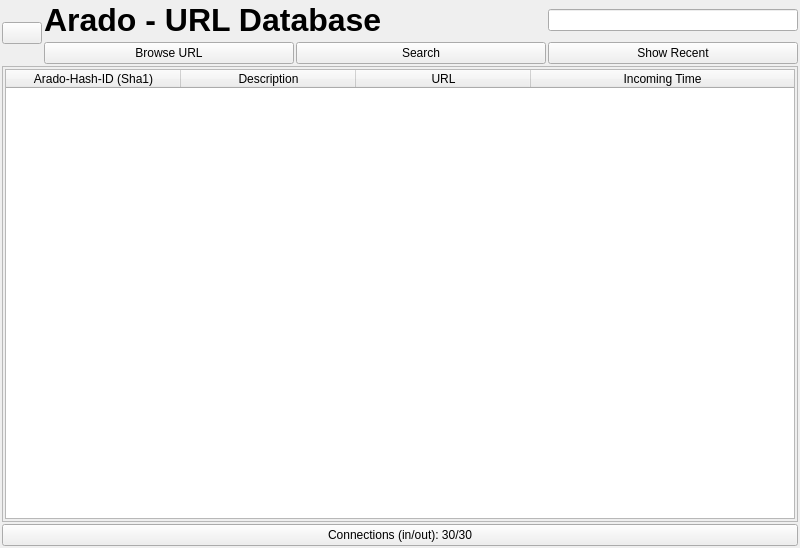
Above: ui/url-display.ui from berndhs/arado before the change. Below: the same form after it.
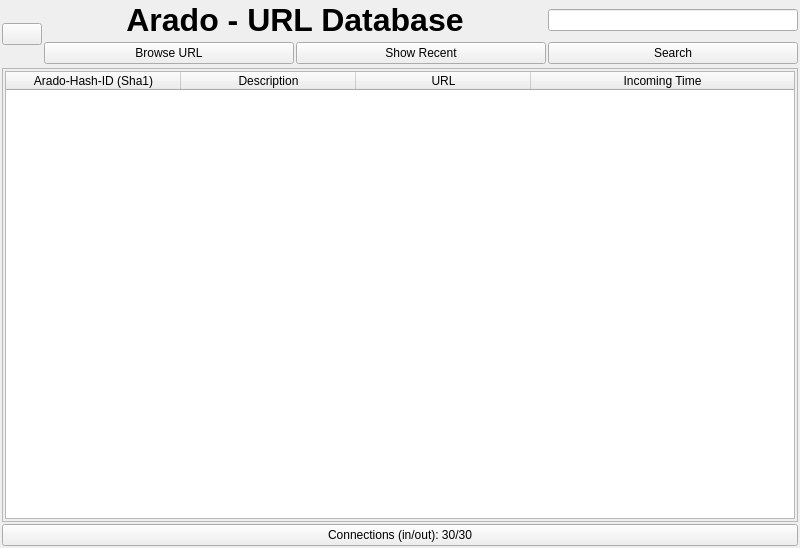
That is the form after the change. Icons and pictures are not drawn.

Commit message: switch location of buttons, centered app name

What changed in the file:
```diff
--- a/ui/url-display.ui
+++ b/ui/url-display.ui
@@ -20,7 +20,7 @@
    <string>Arado Url Display</string>
   </property>
   <layout class="QGridLayout" name="gridLayout">
-   <item row="0" column="0" rowspan="3">
+   <item row="0" column="0" rowspan="4">
     <widget class="QPushButton" name="addUrlButton">
      <property name="sizePolicy">
       <sizepolicy hsizetype="Fixed" vsizetype="Fixed">
@@ -73,41 +73,12 @@
      <property name="text">
       <string>Arado - URL Database</string>
      </property>
-    </widget>
-   </item>
-   <item row="2" column="2">
-    <widget class="QPushButton" name="filterButtton">
-     <property name="sizePolicy">
-      <sizepolicy hsizetype="Expanding" vsizetype="Expanding">
-       <horstretch>0</horstretch>
-       <verstretch>0</verstretch>
-      </sizepolicy>
+     <property name="alignment">
+      <set>Qt::AlignCenter</set>
      </property>
-     <property name="toolTip">
-      <string>Filter your local URL-database for the entered keyword(s).</string>
-     </property>
-     <property name="text">
-      <string>Search</string>
-     </property>
     </widget>
    </item>
-   <item row="2" column="3">
-    <widget class="QPushButton" name="recentButton">
-     <property name="sizePolicy">
-      <sizepolicy hsizetype="Expanding" vsizetype="Expanding">
-       <horstretch>0</horstretch>
-       <verstretch>0</verstretch>
-      </sizepolicy>
-     </property>
-     <property name="toolTip">
-      <string>Show the latest added URLs on top.</string>
-     </property>
-     <property name="text">
-      <string>Show Recent</string>
-     </property>
-    </widget>
-   </item>
-   <item row="3" column="0" colspan="4">
+   <item row="4" column="0" colspan="4">
     <widget class="QScrollArea" name="scrollArea">
      <property name="sizePolicy">
       <sizepolicy hsizetype="Expanding" vsizetype="Expanding">
@@ -204,32 +175,64 @@
      </widget>
     </widget>
    </item>
-   <item row="2" column="1">
-    <widget class="QPushButton" name="openUrlButton">
-     <property name="sizePolicy">
-      <sizepolicy hsizetype="Expanding" vsizetype="Expanding">
-       <horstretch>0</horstretch>
-       <verstretch>0</verstretch>
-      </sizepolicy>
-     </property>
-     <property name="toolTip">
-      <string>Open the marked URL in the browser.</string>
-     </property>
-     <property name="text">
-      <string>Browse URL</string>
-     </property>
-    </widget>
-   </item>
    <item row="0" column="3">
     <widget class="QLineEdit" name="lineEdit"/>
    </item>
-   <item row="4" column="0" colspan="4">
+   <item row="5" column="0" colspan="4">
     <widget class="QPushButton" name="pushButton">
      <property name="text">
       <string>Connections (in/out): 30/30</string>
      </property>
     </widget>
    </item>
+   <item row="2" column="3">
+    <widget class="QPushButton" name="filterButtton">
+     <property name="sizePolicy">
+      <sizepolicy hsizetype="Expanding" vsizetype="Expanding">
+       <horstretch>0</horstretch>
+       <verstretch>0</verstretch>
+      </sizepolicy>
+     </property>
+     <property name="toolTip">
+      <string>Filter your local URL-database for the entered keyword(s).</string>
+     </property>
+     <property name="text">
+      <string>Search</string>
+     </property>
+    </widget>
+   </item>
+   <item row="2" column="2">
+    <widget class="QPushButton" name="recentButton">
+     <property name="sizePolicy">
+      <sizepolicy hsizetype="Expanding" vsizetype="Expanding">
+       <horstretch>0</horstretch>
+       <verstretch>0</verstretch>
+      </sizepolicy>
+     </property>
+     <property name="toolTip">
+      <string>Show the latest added URLs on top.</string>
+     </property>
+     <property name="text">
+      <string>Show Recent</string>
+     </property>
+    </widget>
+   </item>
+   <item row="2" column="1">
+    <widget class="QPushButton" name="openUrlButton">
+     <property name="sizePolicy">
+      <sizepolicy hsizetype="Expanding" vsizetype="Expanding">
+       <horstretch>0</horstretch>
+       <verstretch>0</verstretch>
+      </sizepolicy>
+     </property>
+     <property name="toolTip">
+      <string>Open the marked URL in the browser.</string>
+     </property>
+     <property name="text">
+      <string>Browse URL</string>
+     </property>
+    </widget>
+   </item>
   </layout>
  </widget>
  <layoutdefault spacing="2" margin="2"/>
```
